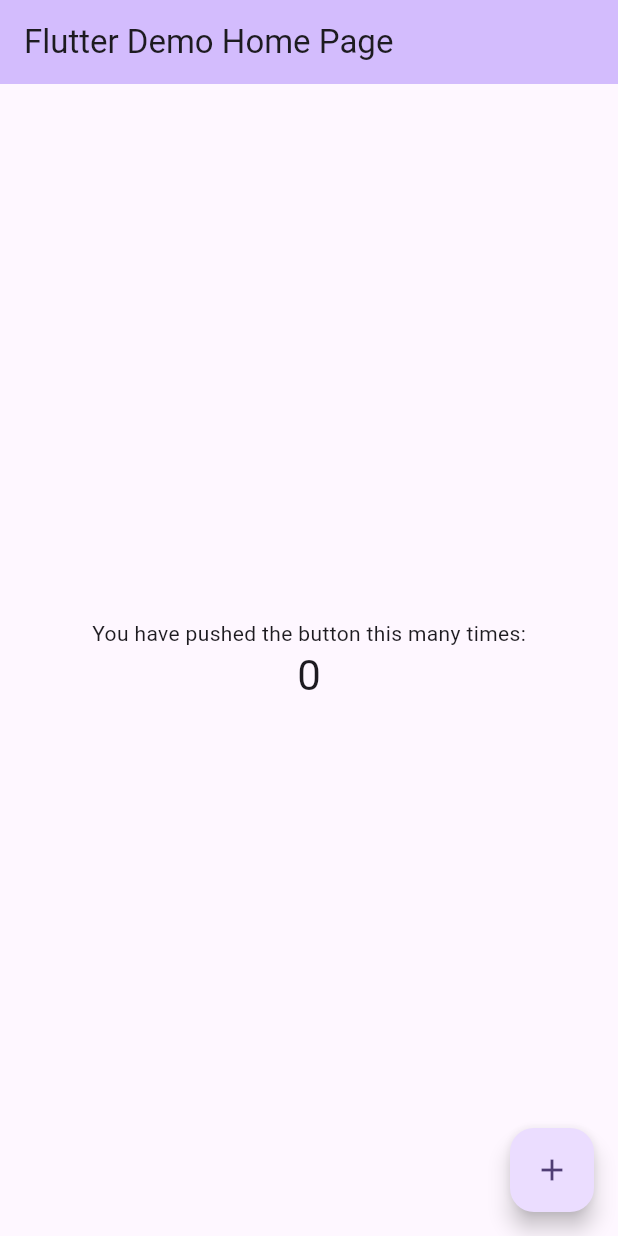
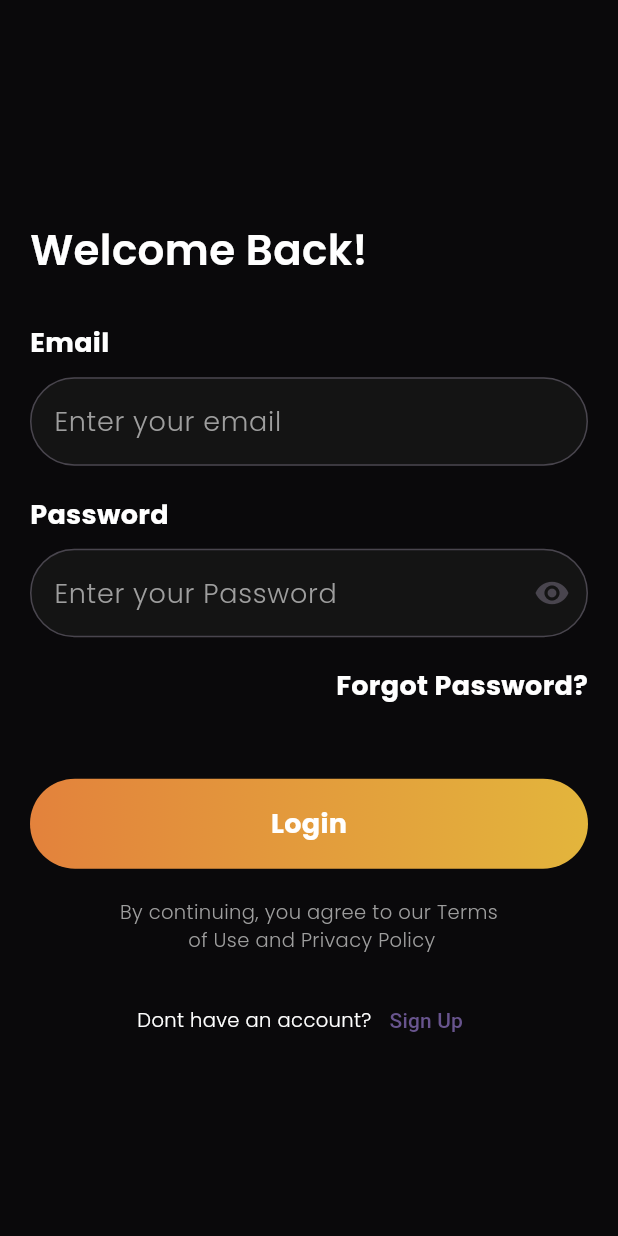
Before and after one commit to themohabgamal/mahfazty, a Flutter app: the screen it shows after launch, on a phone screen of 412 x 824 dp. Run offline on Flutter 3.47's test engine with Material 3 defaults, Android fonts, the phone set to English and light mode, and no system bars; our stand-ins replace firebase_auth, firebase_core, flutter_bloc, flutter_screenutil, google_fonts; accounts and stored records are empty.

Commit message:
+ Login Screen done + Login Logic Done

```diff
--- /dev/null
+++ b/lib/core/helpers/spacing.dart
@@ -0,0 +1,5 @@
+import 'package:flutter/material.dart';
+import 'package:flutter_screenutil/flutter_screenutil.dart';
+
+SizedBox horizontalSpace(double width) => SizedBox(width: width.w);
+SizedBox verticalSpace(double height) => SizedBox(height: height.h);
--- /dev/null
+++ b/lib/core/networking/firebase_helper.dart
@@ -0,0 +1,8 @@
+import 'package:firebase_auth/firebase_auth.dart';
+
+class FirebaseHelper {
+  FirebaseAuth auth = FirebaseAuth.instance;
+  Future loginUser(String email, String password) async {
+    await auth.signInWithEmailAndPassword(email: email, password: password);
+  }
+}
--- /dev/null
+++ b/lib/core/routing/routes.dart
@@ -0,0 +1,4 @@
+class Routes {
+  static const String login = '/login';
+  static const String home = '/home';
+}
--- /dev/null
+++ b/lib/core/routing/routing.dart
@@ -0,0 +1,42 @@
+import 'package:flutter/material.dart';
+import 'package:flutter_bloc/flutter_bloc.dart';
+import 'package:mahfazty/core/networking/firebase_helper.dart';
+import 'package:mahfazty/core/routing/routes.dart';
+import 'package:mahfazty/features/home/home_screen.dart';
+import 'package:mahfazty/features/login/logic/cubit/login_cubit.dart';
+
+import '../../features/login/ui/screens/login_screen.dart';
+
+class Routing {
+  Route generateRoute(RouteSettings settings) {
+    switch (settings.name) {
+      case Routes.login:
+        return MaterialPageRoute(
+            builder: (context) => BlocProvider(
+                  create: (context) => LoginCubit(FirebaseHelper()),
+                  child: const LoginScreen(),
+                ));
+      case Routes.home:
+        return MaterialPageRoute(
+            builder: (context) => BlocProvider(
+                  create: (context) => LoginCubit(FirebaseHelper()),
+                  child: const HomeScreen(),
+                ));
+      default:
+        return MaterialPageRoute(builder: (context) => const NoRouteScreen());
+    }
+  }
+}
+
+class NoRouteScreen extends StatelessWidget {
+  const NoRouteScreen({super.key});
+
+  @override
+  Widget build(BuildContext context) {
+    return const Scaffold(
+      body: Center(
+        child: Text("No Route Found"),
+      ),
+    );
+  }
+}
--- /dev/null
+++ b/lib/core/theming/fonts.dart
@@ -0,0 +1,22 @@
+import 'package:flutter/material.dart';
+import 'package:flutter/widgets.dart';
+import 'package:google_fonts/google_fonts.dart';
+
+class FontHelper {
+  static TextStyle font18BoldWhite = GoogleFonts.poppins(
+      fontSize: 18, fontWeight: FontWeight.bold, color: Colors.white);
+  static TextStyle font18GreyW300 = GoogleFonts.poppins(
+      fontSize: 18, fontWeight: FontWeight.w300, color: Colors.grey);
+  static TextStyle font13GreyW300 = GoogleFonts.poppins(
+      fontSize: 13, fontWeight: FontWeight.w300, color: Colors.grey);
+  static TextStyle font13WhiteW300 = GoogleFonts.poppins(
+      fontSize: 13, fontWeight: FontWeight.w300, color: Colors.white);
+
+  static TextStyle font16Regular = GoogleFonts.poppins(
+    fontSize: 16,
+    fontWeight: FontWeight.normal,
+  );
+
+  static TextStyle font28SemiBoldWhite = GoogleFonts.poppins(
+      fontSize: 28, fontWeight: FontWeight.w600, color: Colors.white);
+}
--- /dev/null
+++ b/lib/core/theming/my_colors.dart
@@ -0,0 +1,8 @@
+import 'package:flutter/material.dart';
+
+class MyColors {
+  static const Color blackColor = Color(0xFF0A090B);
+  static const Color greyColor = Color(0xFF141414);
+  static const Color orangeColor = Color(0xFFE3823C);
+  static const Color yellowColor = Color(0xFFE3B53C);
+}
--- /dev/null
+++ b/lib/core/widgets/my_button.dart
@@ -0,0 +1,37 @@
+import 'package:flutter/material.dart';
+
+class MyButton extends StatelessWidget {
+  final Widget child;
+  final Gradient gradient;
+  final double width;
+  final double height;
+  final void Function()? onPressed;
+
+  const MyButton({
+    super.key,
+    required this.child,
+    required this.gradient,
+    this.width = double.infinity,
+    this.height = 50.0,
+    required this.onPressed,
+  });
+
+  @override
+  Widget build(BuildContext context) {
+    return Container(
+      width: width,
+      height: 60.0,
+      decoration: BoxDecoration(
+          gradient: gradient,
+          borderRadius: const BorderRadius.all(Radius.circular(30))),
+      child: Material(
+        color: Colors.transparent,
+        child: InkWell(
+            onTap: onPressed,
+            child: Center(
+              child: child,
+            )),
+      ),
+    );
+  }
+}
--- /dev/null
+++ b/lib/core/widgets/my_text_form_field.dart
@@ -0,0 +1,38 @@
+import 'package:flutter/material.dart';
+
+import '../theming/fonts.dart';
+import '../theming/my_colors.dart';
+
+class MyTextFormField extends StatelessWidget {
+  final String hintText;
+  final Widget? suffixIcon;
+  final bool isObsecure;
+  final TextEditingController controller;
+  final String? Function(String?)? validator;
+  const MyTextFormField(
+      {super.key,
+      required this.hintText,
+      this.suffixIcon,
+      required this.isObsecure,
+      required this.controller,
+      this.validator});
+
+  @override
+  Widget build(BuildContext context) {
+    return TextFormField(
+      validator: validator,
+      controller: controller,
+      obscureText: isObsecure,
+      style: FontHelper.font18GreyW300,
+      decoration: InputDecoration(
+          suffixIcon: suffixIcon,
+          hintText: hintText,
+          hintStyle: FontHelper.font18GreyW300,
+          filled: true,
+          fillColor: MyColors.greyColor,
+          border: OutlineInputBorder(
+            borderRadius: BorderRadius.circular(30),
+          )),
+    );
+  }
+}
--- /dev/null
+++ b/lib/features/home/home_screen.dart
@@ -0,0 +1,14 @@
+import 'package:flutter/material.dart';
+
+class HomeScreen extends StatelessWidget {
+  const HomeScreen({super.key});
+
+  @override
+  Widget build(BuildContext context) {
+    return Scaffold(
+      appBar: AppBar(
+        title: const Text("Home Screen"),
+      ),
+    );
+  }
+}
--- /dev/null
+++ b/lib/features/login/logic/cubit/login_cubit.dart
@@ -0,0 +1,25 @@
+import 'package:flutter/material.dart';
+import 'package:flutter_bloc/flutter_bloc.dart';
+import 'package:mahfazty/core/networking/firebase_helper.dart';
+
+part 'login_state.dart';
+
+class LoginCubit extends Cubit<LoginState> {
+  final FirebaseHelper firebaseHelper;
+  LoginCubit(this.firebaseHelper) : super(LoginInitial());
+  TextEditingController emailController = TextEditingController();
+  TextEditingController passwordController = TextEditingController();
+  GlobalKey<FormState> formKey = GlobalKey<FormState>();
+
+  login() async {
+    emit(LoginLoadingState());
+    try {
+      await firebaseHelper
+          .loginUser(
+              emailController.text.trim(), passwordController.text.trim())
+          .then((value) => emit(LoginSuccessState()));
+    } catch (e) {
+      emit(LoginErrorState());
+    }
+  }
+}
--- /dev/null
+++ b/lib/features/login/logic/cubit/login_state.dart
@@ -0,0 +1,11 @@
+part of 'login_cubit.dart';
+
+abstract class LoginState {}
+
+final class LoginInitial extends LoginState {}
+
+final class LoginLoadingState extends LoginState {}
+
+final class LoginErrorState extends LoginState {}
+
+final class LoginSuccessState extends LoginState {}
--- /dev/null
+++ b/lib/features/login/ui/screens/login_screen.dart
@@ -0,0 +1,75 @@
+import 'package:flutter/cupertino.dart';
+import 'package:flutter/material.dart';
+import 'package:flutter/widgets.dart';
+import 'package:flutter_bloc/flutter_bloc.dart';
+import 'package:mahfazty/core/helpers/spacing.dart';
+import 'package:mahfazty/core/theming/fonts.dart';
+import 'package:mahfazty/core/theming/my_colors.dart';
+import 'package:mahfazty/core/widgets/my_button.dart';
+import 'package:mahfazty/core/widgets/my_text_form_field.dart';
+import 'package:mahfazty/features/login/logic/cubit/login_cubit.dart';
+
+import '../widgets/build_bloc_listener.dart';
+import '../widgets/dont_have_an_account.dart';
+import '../widgets/email_and_password.dart';
+import '../widgets/terms_and_conditions.dart';
+
+class LoginScreen extends StatefulWidget {
+  const LoginScreen({super.key});
+
+  @override
+  State<LoginScreen> createState() => _LoginScreenState();
+}
+
+class _LoginScreenState extends State<LoginScreen> {
+  @override
+  Widget build(BuildContext context) {
+    return Scaffold(
+        resizeToAvoidBottomInset: false,
+        backgroundColor: MyColors.blackColor,
+        body: SafeArea(
+            child: Padding(
+          padding: const EdgeInsets.symmetric(horizontal: 20),
+          child: Column(
+            crossAxisAlignment: CrossAxisAlignment.start,
+            children: [
+              verticalSpace(150),
+              const EmailAndPassword(),
+              verticalSpace(20),
+              Align(
+                alignment: Alignment.centerRight,
+                child: Text(
+                  "Forgot Password?",
+                  style: FontHelper.font18BoldWhite,
+                ),
+              ),
+              verticalSpace(50),
+              MyButton(
+                  gradient: const LinearGradient(
+                      begin: Alignment.centerLeft,
+                      end: Alignment.centerRight,
+                      stops: [0.0, 1.0],
+                      colors: [MyColors.orangeColor, MyColors.yellowColor]),
+                  onPressed: () {
+                    validateThenLogin(context);
+                  },
+                  child: Text(
+                    'Login',
+                    style: FontHelper.font18BoldWhite,
+                  )),
+              verticalSpace(20),
+              const TermsAndConditions(),
+              verticalSpace(20),
+              const DontHaveAnAccount(),
+              const BuildBlocListener()
+            ],
+          ),
+        )));
+  }
+
+  void validateThenLogin(BuildContext context) {
+    if (context.read<LoginCubit>().formKey.currentState!.validate()) {
+      context.read<LoginCubit>().login();
+    }
+  }
+}
--- /dev/null
+++ b/lib/features/login/ui/widgets/build_bloc_listener.dart
@@ -0,0 +1,38 @@
+import 'package:flutter/material.dart';
+import 'package:flutter_bloc/flutter_bloc.dart';
+import 'package:mahfazty/features/login/logic/cubit/login_cubit.dart';
+
+import '../../../../core/networking/firebase_helper.dart';
+import '../../../../core/routing/routes.dart';
+
+class BuildBlocListener extends StatelessWidget {
+  const BuildBlocListener({super.key});
+
+  @override
+  Widget build(BuildContext context) {
+    return BlocListener<LoginCubit, LoginState>(
+      listenWhen: (previous, current) =>
+          current is LoginSuccessState ||
+          current is LoginErrorState ||
+          current is LoginLoadingState,
+      listener: (context, state) {
+        if (state is LoginLoadingState) {
+          showDialog(
+              context: context,
+              builder: (context) =>
+                  const Center(child: CircularProgressIndicator()));
+        } else if (state is LoginErrorState) {
+          Navigator.pop(context);
+          ScaffoldMessenger.of(context).showSnackBar(const SnackBar(
+            content: Text("Error Logging in"),
+            backgroundColor: Colors.red,
+          ));
+        } else {
+          Navigator.pop(context);
+          Navigator.pushReplacementNamed(context, Routes.home);
+        }
+      },
+      child: const SizedBox.shrink(),
+    );
+  }
+}
--- /dev/null
+++ b/lib/features/login/ui/widgets/dont_have_an_account.dart
@@ -0,0 +1,23 @@
+import 'package:flutter/material.dart';
+
+import '../../../../core/theming/fonts.dart';
+
+class DontHaveAnAccount extends StatelessWidget {
+  const DontHaveAnAccount({
+    super.key,
+  });
+
+  @override
+  Widget build(BuildContext context) {
+    return Row(
+      mainAxisAlignment: MainAxisAlignment.center,
+      children: [
+        Text(
+          'Dont have an account?',
+          style: FontHelper.font13WhiteW300,
+        ),
+        TextButton(onPressed: () {}, child: const Text('Sign Up'))
+      ],
+    );
+  }
+}
--- /dev/null
+++ b/lib/features/login/ui/widgets/email_and_password.dart
@@ -0,0 +1,86 @@
+import 'package:flutter/material.dart';
+import 'package:flutter_bloc/flutter_bloc.dart';
+
+import '../../../../core/helpers/spacing.dart';
+import '../../../../core/theming/fonts.dart';
+import '../../../../core/widgets/my_text_form_field.dart';
+import '../../logic/cubit/login_cubit.dart';
+
+class EmailAndPassword extends StatefulWidget {
+  const EmailAndPassword({
+    super.key,
+  });
+
+  @override
+  State<EmailAndPassword> createState() => _EmailAndPasswordState();
+}
+
+class _EmailAndPasswordState extends State<EmailAndPassword> {
+  bool isObsecure = true;
+  late TextEditingController emailController;
+  late TextEditingController passwordController;
+  @override
+  void initState() {
+    super.initState();
+    emailController = context.read<LoginCubit>().emailController;
+    passwordController = context.read<LoginCubit>().passwordController;
+  }
+
+  @override
+  Widget build(BuildContext context) {
+    return Form(
+        key: context.read<LoginCubit>().formKey,
+        child: Column(
+          crossAxisAlignment: CrossAxisAlignment.start,
+          children: [
+            Text(
+              'Welcome Back!',
+              style: FontHelper.font28SemiBoldWhite,
+            ),
+            verticalSpace(30),
+            Text(
+              'Email',
+              style: FontHelper.font18BoldWhite,
+            ),
+            verticalSpace(10),
+            MyTextFormField(
+              validator: (value) {
+                if (value == null || value.isEmpty) {
+                  return 'Please enter your email';
+                }
+                return null;
+              },
+              controller: emailController,
+              hintText: 'Enter your email',
+              isObsecure: false,
+            ),
+            verticalSpace(20),
+            Text(
+              'Password',
+              style: FontHelper.font18BoldWhite,
+            ),
+            verticalSpace(10),
+            MyTextFormField(
+                validator: (value) {
+                  if (value == null || value.isEmpty) {
+                    return 'Please enter your password';
+                  }
+                  return null;
+                },
+                controller: passwordController,
+                isObsecure: isObsecure,
+                suffixIcon: IconButton(
+                  icon: isObsecure
+                      ? const Icon(Icons.visibility)
+                      : const Icon(Icons.visibility_off),
+                  onPressed: () {
+                    setState(() {
+                      isObsecure = !isObsecure;
+                    });
+                  },
+                ),
+                hintText: 'Enter your Password'),
+          ],
+        ));
+  }
+}
--- /dev/null
+++ b/lib/features/login/ui/widgets/terms_and_conditions.dart
@@ -0,0 +1,21 @@
+import 'package:flutter/material.dart';
+
+import '../../../../core/theming/fonts.dart';
+
+class TermsAndConditions extends StatelessWidget {
+  const TermsAndConditions({
+    super.key,
+  });
+
+  @override
+  Widget build(BuildContext context) {
+    return Align(
+      alignment: Alignment.center,
+      child: Text(
+        "By continuing, you agree to our Terms \n of Use and Privacy Policy",
+        style: FontHelper.font13GreyW300,
+        textAlign: TextAlign.center,
+      ),
+    );
+  }
+}
--- a/lib/main.dart
+++ b/lib/main.dart
@@ -1,125 +1,15 @@
+import 'package:firebase_core/firebase_core.dart';
 import 'package:flutter/material.dart';
+import 'package:mahfazty/core/routing/routing.dart';
+import 'package:mahfazty/firebase_options.dart';
+import 'package:mahfazty/my_app.dart';
 
-void main() {
-  runApp(const MyApp());
+void main() async {
+  WidgetsFlutterBinding.ensureInitialized();
+  await Firebase.initializeApp(
+    options: DefaultFirebaseOptions.currentPlatform,
+  );
+  runApp(MyApp(
+    routing: Routing(),
+  ));
 }
-
-class MyApp extends StatelessWidget {
-  const MyApp({super.key});
-
-  // This widget is the root of your application.
-  @override
-  Widget build(BuildContext context) {
-    return MaterialApp(
-      title: 'Flutter Demo',
-      theme: ThemeData(
-        // This is the theme of your application.
-        //
-        // TRY THIS: Try running your application with "flutter run". You'll see
-        // the application has a purple toolbar. Then, without quitting the app,
-        // try changing the seedColor in the colorScheme below to Colors.green
-        // and then invoke "hot reload" (save your changes or press the "hot
-        // reload" button in a Flutter-supported IDE, or press "r" if you used
-        // the command line to start the app).
-        //
-        // Notice that the counter didn't reset back to zero; the application
-        // state is not lost during the reload. To reset the state, use hot
-        // restart instead.
-        //
-        // This works for code too, not just values: Most code changes can be
-        // tested with just a hot reload.
-        colorScheme: ColorScheme.fromSeed(seedColor: Colors.deepPurple),
-        useMaterial3: true,
-      ),
-      home: const MyHomePage(title: 'Flutter Demo Home Page'),
-    );
-  }
-}
-
-class MyHomePage extends StatefulWidget {
-  const MyHomePage({super.key, required this.title});
-
-  // This widget is the home page of your application. It is stateful, meaning
-  // that it has a State object (defined below) that contains fields that affect
-  // how it looks.
-
-  // This class is the configuration for the state. It holds the values (in this
-  // case the title) provided by the parent (in this case the App widget) and
-  // used by the build method of the State. Fields in a Widget subclass are
-  // always marked "final".
-
-  final String title;
-
-  @override
-  State<MyHomePage> createState() => _MyHomePageState();
-}
-
-class _MyHomePageState extends State<MyHomePage> {
-  int _counter = 0;
-
-  void _incrementCounter() {
-    setState(() {
-      // This call to setState tells the Flutter framework that something has
-      // changed in this State, which causes it to rerun the build method below
-      // so that the display can reflect the updated values. If we changed
-      // _counter without calling setState(), then the build method would not be
-      // called again, and so nothing would appear to happen.
-      _counter++;
-    });
-  }
-
-  @override
-  Widget build(BuildContext context) {
-    // This method is rerun every time setState is called, for instance as done
-    // by the _incrementCounter method above.
-    //
-    // The Flutter framework has been optimized to make rerunning build methods
-    // fast, so that you can just rebuild anything that needs updating rather
-    // than having to individually change instances of widgets.
-    return Scaffold(
-      appBar: AppBar(
-        // TRY THIS: Try changing the color here to a specific color (to
-        // Colors.amber, perhaps?) and trigger a hot reload to see the AppBar
-        // change color while the other colors stay the same.
-        backgroundColor: Theme.of(context).colorScheme.inversePrimary,
-        // Here we take the value from the MyHomePage object that was created by
-        // the App.build method, and use it to set our appbar title.
-        title: Text(widget.title),
-      ),
-      body: Center(
-        // Center is a layout widget. It takes a single child and positions it
-        // in the middle of the parent.
-        child: Column(
-          // Column is also a layout widget. It takes a list of children and
-          // arranges them vertically. By default, it sizes itself to fit its
-          // children horizontally, and tries to be as tall as its parent.
-          //
-          // Column has various properties to control how it sizes itself and
-          // how it positions its children. Here we use mainAxisAlignment to
-          // center the children vertically; the main axis here is the vertical
-          // axis because Columns are vertical (the cross axis would be
-          // horizontal).
-          //
-          // TRY THIS: Invoke "debug painting" (choose the "Toggle Debug Paint"
-          // action in the IDE, or press "p" in the console), to see the
-          // wireframe for each widget.
-          mainAxisAlignment: MainAxisAlignment.center,
-          children: <Widget>[
-            const Text(
-              'You have pushed the button this many times:',
-            ),
-            Text(
-              '$_counter',
-              style: Theme.of(context).textTheme.headlineMedium,
-            ),
-          ],
-        ),
-      ),
-      floatingActionButton: FloatingActionButton(
-        onPressed: _incrementCounter,
-        tooltip: 'Increment',
-        child: const Icon(Icons.add),
-      ), // This trailing comma makes auto-formatting nicer for build methods.
-    );
-  }
-}
--- /dev/null
+++ b/lib/my_app.dart
@@ -0,0 +1,29 @@
+import 'package:flutter/material.dart';
+import 'package:flutter_screenutil/flutter_screenutil.dart';
+import 'package:mahfazty/core/routing/routes.dart';
+import 'package:mahfazty/core/routing/routing.dart';
+import 'package:mahfazty/features/login/ui/screens/login_screen.dart';
+
+class MyApp extends StatelessWidget {
+  final Routing routing;
+  const MyApp({super.key, required this.routing});
+
+  // This widget is the root of your application.
+  @override
+  Widget build(BuildContext context) {
+    return ScreenUtilInit(
+      designSize: const Size(390, 844),
+      minTextAdapt: true,
+      child: MaterialApp(
+        debugShowCheckedModeBanner: false,
+        title: 'Mahfazty',
+        theme: ThemeData(
+          colorScheme: ColorScheme.fromSeed(seedColor: Colors.deepPurple),
+          useMaterial3: true,
+        ),
+        initialRoute: Routes.login,
+        onGenerateRoute: routing.generateRoute,
+      ),
+    );
+  }
+}
```
Also changed, not shown: pubspec.yaml (+7 -17 lines), lib/firebase_options.dart (added), pubspec.lock, 7 other files.
